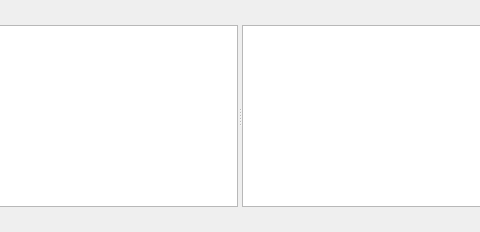
The window that engine/core/render/base/editor/pipeline/RenderPipelinePanel.ui (timi-liuliang/echo) describes before a commit, drawn with Qt 5; both pictures show x 148 to 628 and y 0 to 232 of the 775 by 232 pixel window.
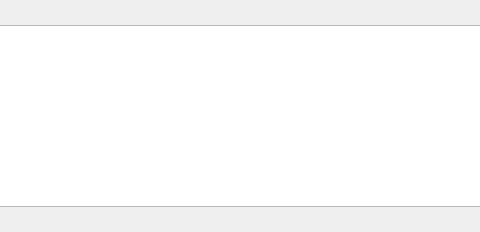
The same window after the commit.

Commit message: RenderPipeline create & save RenderTexture #840

```diff
--- a/engine/core/render/base/editor/pipeline/RenderPipelinePanel.ui
+++ b/engine/core/render/base/editor/pipeline/RenderPipelinePanel.ui
@@ -100,27 +100,6 @@
       <property name="orientation">
        <enum>Qt::Horizontal</enum>
       </property>
-      <widget class="QTreeWidget" name="m_nodeTreeWidget">
-       <property name="animated">
-        <bool>false</bool>
-       </property>
-       <property name="headerHidden">
-        <bool>true</bool>
-       </property>
-       <property name="columnCount">
-        <number>2</number>
-       </property>
-       <column>
-        <property name="text">
-         <string notr="true">1</string>
-        </property>
-       </column>
-       <column>
-        <property name="text">
-         <string notr="true">2</string>
-        </property>
-       </column>
-      </widget>
       <widget class="QGraphicsView" name="m_graphicsView">
        <property name="contextMenuPolicy">
         <enum>Qt::CustomContextMenu</enum>
```
The commit also changes 1 other file.
